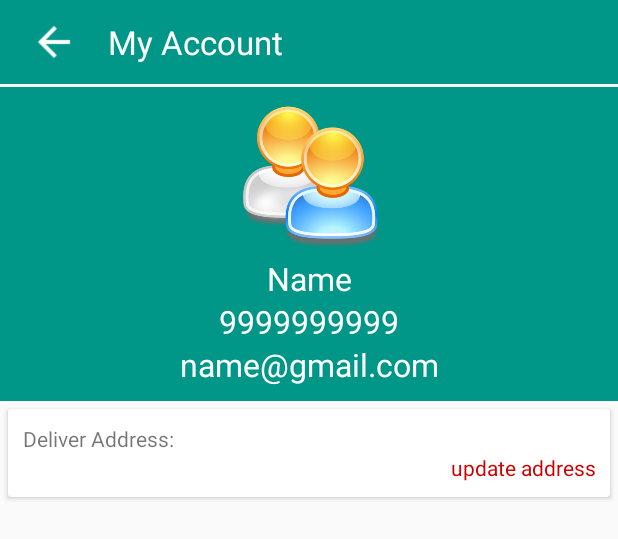
After one commit to amitvrkv/MyBooks, an Android app: the layout activity_my_account.xml on its own in the app's theme, with its tools: preview values and no code run, on a phone screen of 412 x 824 dp. The commit adds this screen. Shown: the top 539 px of the screen. Run offline under Robolectric (Android 15) with nearby library versions, the phone set to English and light mode, and no system bars.

Commit message:
27/06/2017

```diff
--- a/app/src/main/AndroidManifest.xml
+++ b/app/src/main/AndroidManifest.xml
@@ -34,7 +34,8 @@
         <activity android:name=".PaymentPageActivity" />
         <activity android:name=".OrderPageActivity" />
         <activity android:name=".OrderDetailsActivity" />
-        <activity android:name=".CustomOrderActivity"></activity>
+        <activity android:name=".CustomOrderActivity" />
+        <activity android:name=".MyAccountActivity"></activity>
     </application>
 
 </manifest>
--- a/app/src/main/java/com/mybooks/mybooks/HomeActivity.java
+++ b/app/src/main/java/com/mybooks/mybooks/HomeActivity.java
@@ -113,7 +113,7 @@ public class HomeActivity extends AppCompatActivity
                 finish();
                 break;
             case R.id.myAccMenu:
-                startActivity(new Intent(getApplicationContext(), AddressActivity.class));
+                startActivity(new Intent(getApplicationContext(), MyAccountActivity.class));
                 break;
 
             case R.id.myOrder:
--- /dev/null
+++ b/app/src/main/res/layout/activity_my_account.xml
@@ -0,0 +1,114 @@
+<?xml version="1.0" encoding="utf-8"?>
+<RelativeLayout xmlns:android="http://schemas.android.com/apk/res/android"
+    xmlns:app="http://schemas.android.com/apk/res-auto"
+    xmlns:tools="http://schemas.android.com/tools"
+    android:layout_width="match_parent"
+    android:layout_height="match_parent"
+    tools:context="com.mybooks.mybooks.MyAccountActivity">
+
+    <LinearLayout
+        android:id="@+id/linearLayout5"
+        android:layout_width="match_parent"
+        android:layout_height="@dimen/toolbarHeight"
+        android:background="@color/colorPrimary">
+
+        <ImageView
+            android:id="@+id/myAccBackBtn"
+            android:layout_width="wrap_content"
+            android:layout_height="wrap_content"
+            android:padding="@dimen/backButtonPadding"
+            android:src="@drawable/ic_arrow_back_white_24dp" />
+
+        <TextView
+            android:layout_width="wrap_content"
+            android:layout_height="match_parent"
+            android:gravity="center"
+            android:text="My Account"
+            android:textColor="@color/colorTextIcon"
+            android:textSize="@dimen/toolbarTextSize" />
+
+    </LinearLayout>
+
+    <LinearLayout
+        android:id="@+id/linearLayout7"
+        android:layout_width="match_parent"
+        android:layout_height="wrap_content"
+        android:layout_below="@+id/linearLayout5"
+        android:layout_marginTop="2dp"
+        android:background="@color/colorPrimary"
+        android:orientation="vertical"
+        android:padding="10dp">
+
+
+        <ImageView
+            android:id="@+id/myaccIcon"
+            android:layout_width="100dp"
+            android:layout_height="100dp"
+            android:layout_centerHorizontal="true"
+            android:layout_gravity="center"
+            android:src="@drawable/accounticon" />
+
+
+        <TextView
+            android:id="@+id/myAccName"
+            android:layout_width="match_parent"
+            android:layout_height="wrap_content"
+            android:layout_marginTop="3dp"
+            android:gravity="center"
+            android:text="Name"
+            android:textColor="@color/colorTextIcon"
+            android:textSize="21dp" />
+
+        <TextView
+            android:id="@+id/myAccContactNumber"
+            android:layout_width="match_parent"
+            android:layout_height="wrap_content"
+            android:gravity="center"
+            android:text="9999999999"
+            android:textColor="@color/colorTextIcon"
+            android:textSize="21dp" />
+
+        <TextView
+            android:id="@+id/myAccEmailId"
+            android:layout_width="match_parent"
+            android:layout_height="wrap_content"
+            android:gravity="center"
+            android:text="name@gmail.com"
+            android:textColor="@color/colorTextIcon"
+            android:textSize="21dp" />
+
+    </LinearLayout>
+
+    <android.support.v7.widget.CardView
+        android:layout_width="match_parent"
+        android:layout_height="wrap_content"
+        android:layout_alignParentLeft="true"
+        android:layout_alignParentStart="true"
+        android:layout_below="@+id/linearLayout7"
+        android:layout_margin="5dp">
+
+        <LinearLayout
+            android:layout_width="match_parent"
+            android:layout_height="wrap_content"
+            android:layout_margin="10dp"
+            android:orientation="vertical">
+
+            <TextView
+                android:id="@+id/myAccAddress"
+                android:layout_width="wrap_content"
+                android:layout_height="wrap_content"
+                android:text="Deliver Address:" />
+
+            <TextView
+                android:id="@+id/myAccUpdateAddBtn"
+                android:layout_width="match_parent"
+                android:layout_height="wrap_content"
+                android:gravity="right"
+                android:text="update address"
+                android:textColor="@android:color/holo_red_dark" />
+
+        </LinearLayout>
+
+    </android.support.v7.widget.CardView>
+
+</RelativeLayout>
```
Also changed, not shown: app/src/main/java/com/mybooks/mybooks/MyAccountActivity.java (added, +83 -0 lines), app/build.gradle (line endings or trailing spaces), app/src/main/res/drawable/accounticon.jpg (added).
